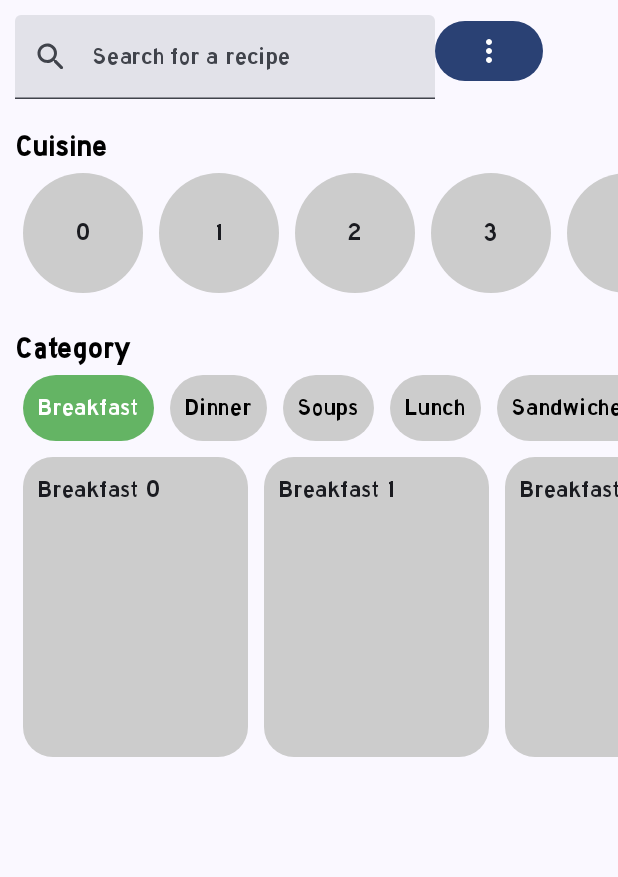
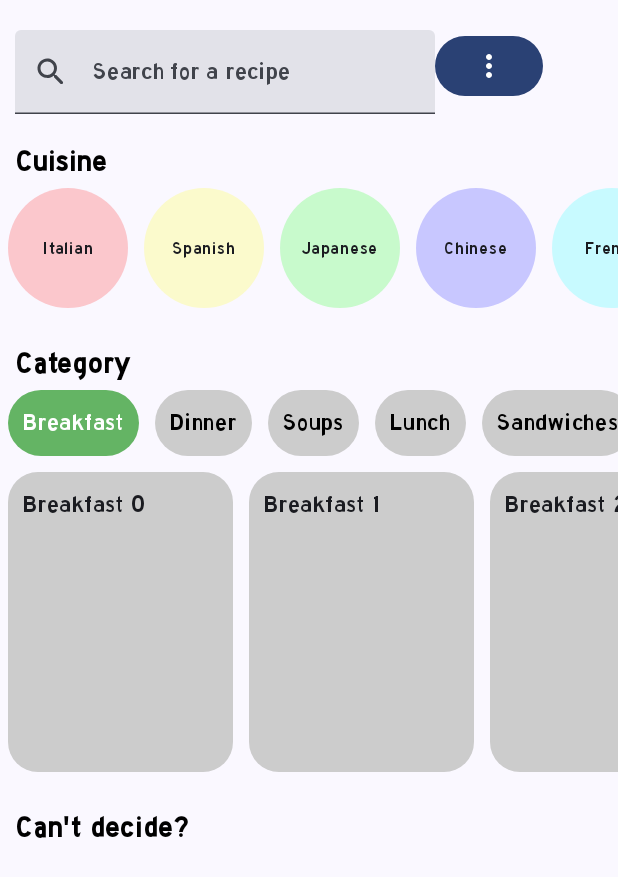
Before and after one commit to brentcenci/RecipesApplication, an Android app built with Jetpack Compose: the screen it shows after launch (MainActivity), on a phone screen of 412 x 824 dp. Shown: the top 877 px of the screen. Run offline under Robolectric (Android 15) with nearby library versions, the phone set to English and light mode, and no system bars.

Commit message:
Starting redesign of Recipe App

```diff
--- a/app/src/main/java/com/brentcodes/recipesapplication/ui/redesign/MainScreen.kt
+++ b/app/src/main/java/com/brentcodes/recipesapplication/ui/redesign/MainScreen.kt
@@ -5,6 +5,7 @@ import androidx.compose.foundation.clickable
 import androidx.compose.foundation.layout.Arrangement
 import androidx.compose.foundation.layout.Box
 import androidx.compose.foundation.layout.Column
+import androidx.compose.foundation.layout.PaddingValues
 import androidx.compose.foundation.layout.Row
 import androidx.compose.foundation.layout.Spacer
 import androidx.compose.foundation.layout.aspectRatio
@@ -40,14 +41,15 @@ import androidx.compose.ui.unit.sp
 @OptIn(ExperimentalMaterial3Api::class)
 @Composable
 fun MainScreen(modifier: Modifier = Modifier) {
+    val paddingValues = PaddingValues(horizontal = 10.dp)
     val searchBar = remember { mutableStateOf("") }
     Column(
         modifier = Modifier
-            .padding(start = 10.dp, top = 10.dp)
             .fillMaxSize(),
     ) {
+        Spacer(modifier = Modifier.height(20.dp))
         //Search Bar
-        Column {
+        Column(Modifier.padding(paddingValues)) {
             Row {
                 TextField(
                     value = searchBar.value,
@@ -66,19 +68,28 @@ fun MainScreen(modifier: Modifier = Modifier) {
         //Cuisines
         Column(
         ) {
-            MainScreenTitleText(text = "Cuisine")
+            val cuisines = mapOf(
+                "Italian" to Color.Red.copy(alpha = 0.2f),
+                "Spanish" to Color.Yellow.copy(alpha = 0.2f),
+                "Japanese" to Color.Green.copy(alpha = 0.2f),
+                "Chinese" to Color.Blue.copy(alpha = 0.2f),
+                "French" to Color.Cyan.copy(alpha = 0.2f),
+                "Australian" to Color.Magenta.copy(alpha = 0.2f),
+                "American" to Color.Gray.copy(alpha = 0.2f)
+            )
+            MainScreenTitleText(modifier = Modifier.padding(paddingValues), text = "Cuisine")
             LazyRow {
-                items(10) {
+                items(cuisines.toList()) {
                     Box(
                         modifier = Modifier
                             .padding(5.dp)
-                            .background(Color.LightGray, RoundedCornerShape(50))
+                            .background(it.second, RoundedCornerShape(50))
                             .width(80.dp)
                             .aspectRatio(1f)
                             .padding(10.dp),
                         contentAlignment = Alignment.Center
                     ) {
-                        Text(text = it.toString())
+                        Text(text = it.first, fontSize = 12.sp)
                     }
                 }
             }
@@ -89,7 +100,7 @@ fun MainScreen(modifier: Modifier = Modifier) {
         Column(
             //Modifier.padding(vertical = 20.dp)
         ) {
-            MainScreenTitleText(text = "Category")
+            MainScreenTitleText(modifier = Modifier.padding(paddingValues), text = "Category")
             val selectedCategory = remember { mutableStateOf("Breakfast") }
             LazyRow {
                 items(listOf("Breakfast", "Dinner", "Soups", "Lunch", "Sandwiches", "Sauce", "Dips", "Salad", "Beverage")) {
@@ -130,12 +141,17 @@ fun MainScreen(modifier: Modifier = Modifier) {
 
         Spacer(modifier = Modifier.height(20.dp))
 
+        //Find Random
+        Column{
+            MainScreenTitleText(modifier = Modifier.padding(paddingValues), text = "Can't decide?")
+        }
     }
 
 }
 
 @Composable
 fun MainScreenTitleText(modifier: Modifier = Modifier, text: String) {
+    Column(modifier = modifier) {
         Text(
             text = text,
             color = Color.Black,
@@ -143,3 +159,5 @@ fun MainScreenTitleText(modifier: Modifier = Modifier, text: String) {
             fontWeight = FontWeight.SemiBold
         )
     }
+
+}
```
Lines whose indentation alone changed are shown as unchanged.
